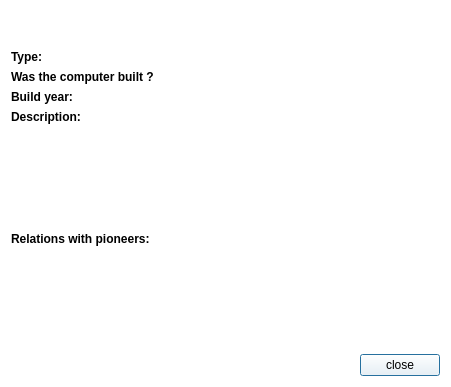
Before: the Qt Designer form vika3/ui/moreinfocomputer.ui in hlynurstef/Verklegt-namskeid-1-vika-3, drawn with Qt 5.
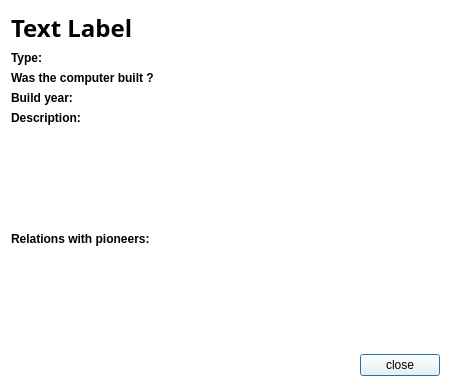
After: the same form once the commit is applied. Icons and pictures are not drawn.

The edit to the form file:
```diff
--- a/vika3/ui/moreinfocomputer.ui
+++ b/vika3/ui/moreinfocomputer.ui
@@ -97,7 +97,7 @@
       </font>
      </property>
      <property name="text">
-      <string/>
+      <string>Text Label</string>
      </property>
     </widget>
    </item>
```
